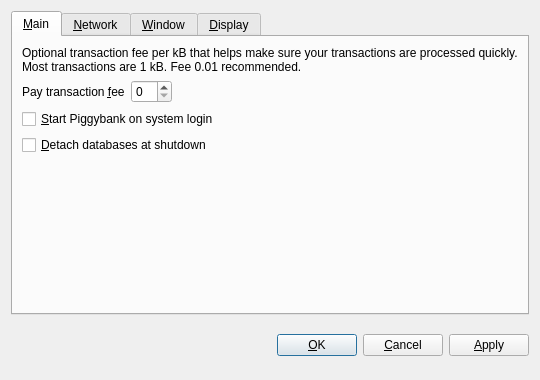
This is src/qt/forms/optionsdialog.ui in piggycoin/piggycoin as Qt 5 draws it before an edit. The edited form follows.
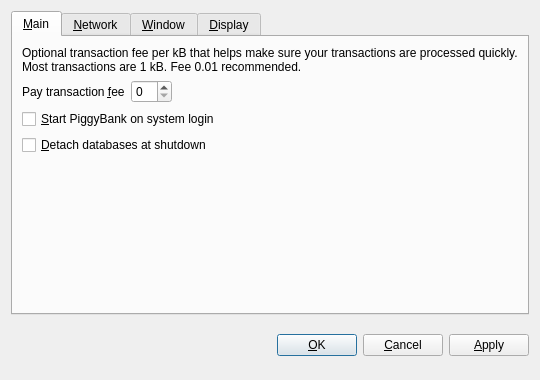
This is the edited form. Custom widgets are drawn as their Qt base class.

Commit message: piggybank -> PiggyBank

What changed in the file:
```diff
--- a/src/qt/forms/optionsdialog.ui
+++ b/src/qt/forms/optionsdialog.ui
@@ -82,7 +82,7 @@
           <string>Automatically start PiggyCoin after logging in to the system.</string>
          </property>
          <property name="text">
-          <string>&amp;Start Piggybank on system login</string>
+          <string>&amp;Start PiggyBank on system login</string>
          </property>
         </widget>
        </item>
```
The commit also changes 12 other files.
